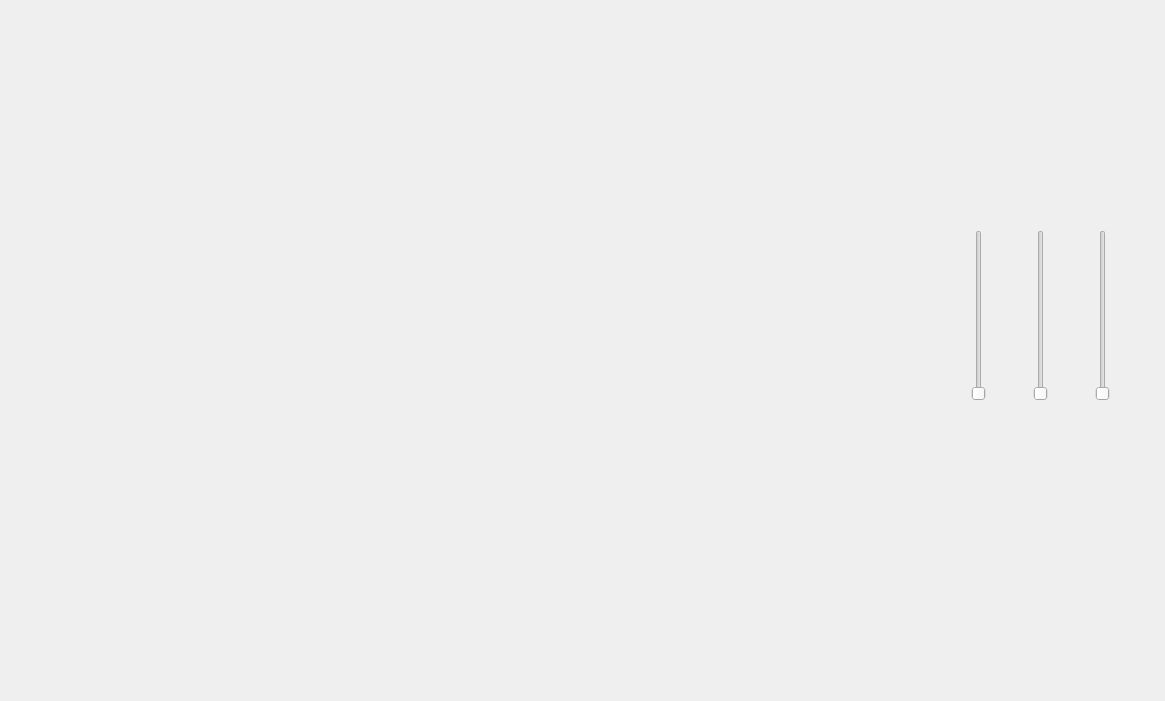
First picture: the form in Display3DModel/mainwindow.ui, repository amorphousmd/RobotSimulationGUI, before the edit.
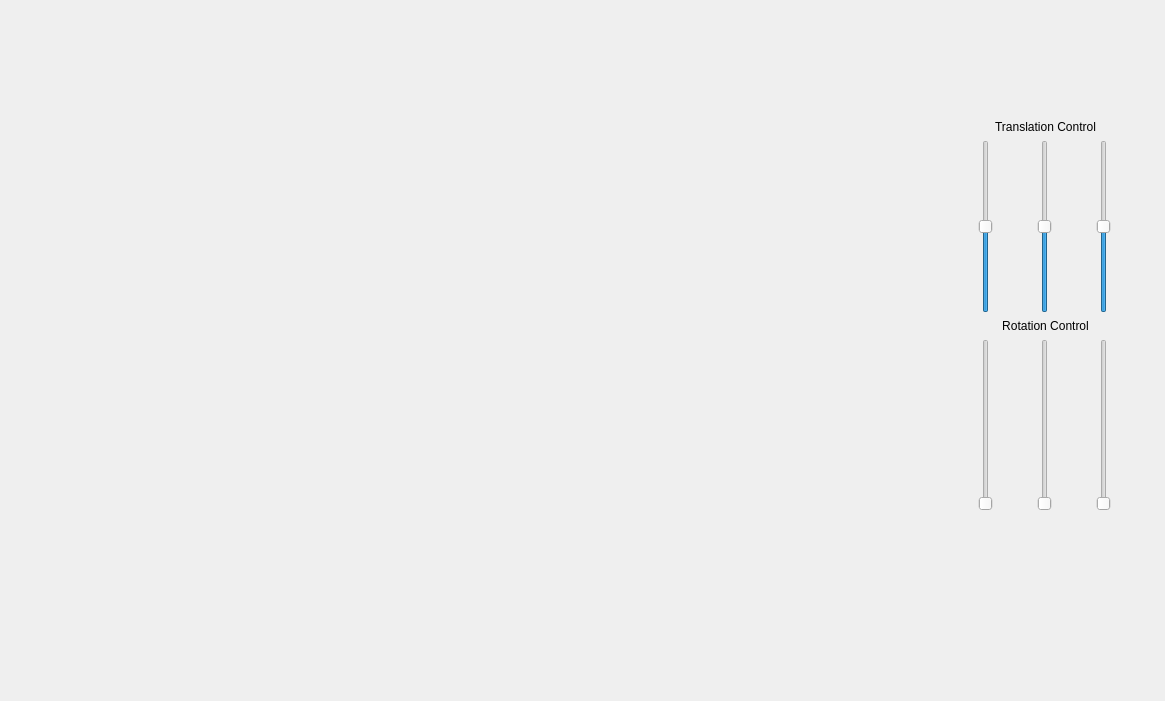
Second picture: the form after the edit.

Commit message: Added Translation Control

Patch:
```diff
--- a/Display3DModel/mainwindow.ui
+++ b/Display3DModel/mainwindow.ui
@@ -29,12 +29,85 @@
   <widget class="QWidget" name="horizontalLayoutWidget">
    <property name="geometry">
     <rect>
-     <x>930</x>
-     <y>230</y>
-     <width>221</width>
-     <height>171</height>
+     <x>940</x>
+     <y>120</y>
+     <width>211</width>
+     <height>391</height>
     </rect>
    </property>
+   <layout class="QVBoxLayout" name="verticalLayout_4">
+    <item>
+     <layout class="QVBoxLayout" name="verticalLayout_3">
+      <item>
+       <widget class="QLabel" name="label_2">
+        <property name="text">
+         <string>Translation Control</string>
+        </property>
+        <property name="alignment">
+         <set>Qt::AlignCenter</set>
+        </property>
+       </widget>
+      </item>
+      <item>
+       <layout class="QHBoxLayout" name="horizontalLayout_2">
+        <item>
+         <widget class="QSlider" name="verticalSlider_transX">
+          <property name="minimum">
+           <number>-200</number>
+          </property>
+          <property name="maximum">
+           <number>200</number>
+          </property>
+          <property name="orientation">
+           <enum>Qt::Vertical</enum>
+          </property>
+         </widget>
+        </item>
+        <item>
+         <widget class="QSlider" name="verticalSlider_transY">
+          <property name="minimum">
+           <number>-200</number>
+          </property>
+          <property name="maximum">
+           <number>200</number>
+          </property>
+          <property name="orientation">
+           <enum>Qt::Vertical</enum>
+          </property>
+         </widget>
+        </item>
+        <item>
+         <widget class="QSlider" name="verticalSlider_transZ">
+          <property name="minimum">
+           <number>-200</number>
+          </property>
+          <property name="maximum">
+           <number>200</number>
+          </property>
+          <property name="orientation">
+           <enum>Qt::Vertical</enum>
+          </property>
+         </widget>
+        </item>
+       </layout>
+      </item>
+     </layout>
+    </item>
+    <item>
+     <layout class="QVBoxLayout" name="verticalLayout_2">
+      <item>
+       <layout class="QVBoxLayout" name="verticalLayout">
+        <item>
+         <widget class="QLabel" name="label">
+          <property name="text">
+           <string>Rotation Control</string>
+          </property>
+          <property name="alignment">
+           <set>Qt::AlignCenter</set>
+          </property>
+         </widget>
+        </item>
+        <item>
    <layout class="QHBoxLayout" name="horizontalLayout">
     <item>
      <widget class="QSlider" name="verticalSlider_X">
@@ -65,6 +138,12 @@
        <enum>Qt::Vertical</enum>
       </property>
      </widget>
+          </item>
+         </layout>
+        </item>
+       </layout>
+      </item>
+     </layout>
     </item>
    </layout>
   </widget>
```
Left out of the diff: 8 changed lines with no effect on the pictures. Lines whose indentation alone changed are shown as unchanged. The commit also changes 12 other files.
